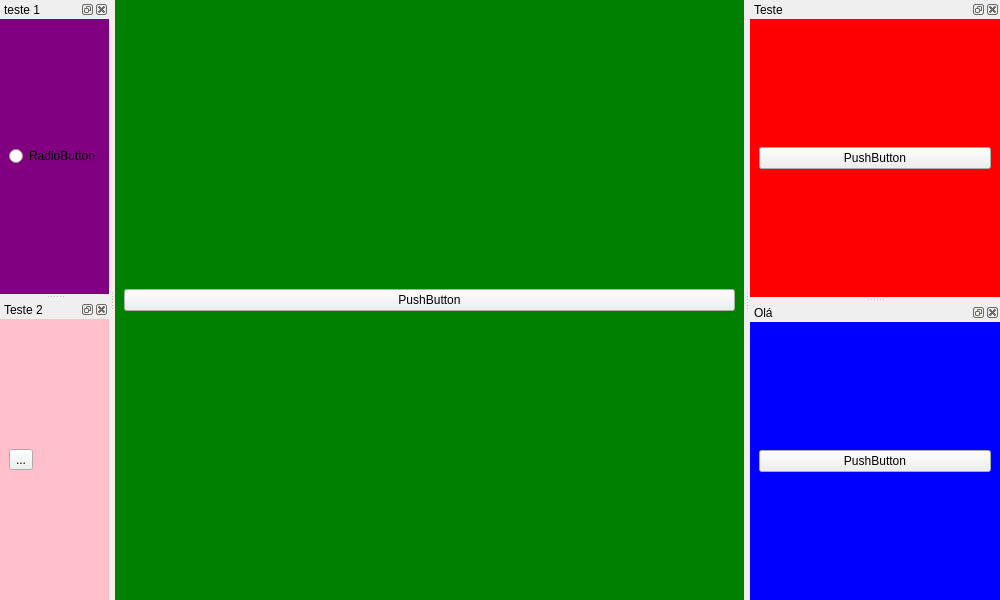
Before: the Qt Designer form frontend/flow.ui in BrunoCardosoFS/NaxiStudioFlow, drawn with Qt 5.
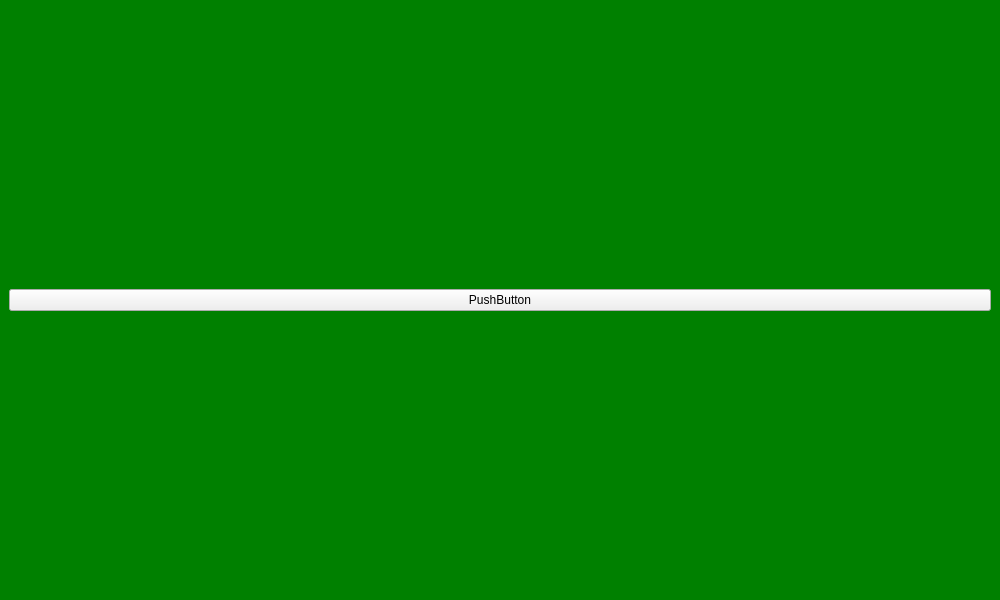
After: the same form once the commit is applied.

Patch:
```diff
--- a/frontend/flow.ui
+++ b/frontend/flow.ui
@@ -19,10 +19,50 @@
   <property name="windowTitle">
    <string>Flow</string>
   </property>
+  <property name="styleSheet">
+   <string notr="true">QTabWidget::pane {
+    border:  none;
+    top: 0px;
+    background: #191D24;
+    border-radius:  10px;
+}
+
+QTabWidget::tab-bar {
+    border: none;
+    border-radius: 0px;
+}
+
+QTabBar::tab {
+    background: #191D24;
+    border: none;
+    padding:  7px 15px;
+    font-weight:  bold;
+    color: #fff;
+    border-radius: 7px;
+    margin-bottom: 10px;
+    margin-right: 7px;
+}
+
+QTabBar::tab:hover {
+    background: #2D3340;
+}
+
+QTabBar::tab:selected {
+    background: #FFA60A;
+    font-weight: bold;
+    color: #000;
+}</string>
+  </property>
   <property name="dockOptions">
    <set>QMainWindow::DockOption::AllowNestedDocks|QMainWindow::DockOption::AllowTabbedDocks|QMainWindow::DockOption::AnimatedDocks|QMainWindow::DockOption::GroupedDragging</set>
   </property>
   <widget class="QWidget" name="centralwidget">
+   <property name="minimumSize">
+    <size>
+     <width>400</width>
+     <height>0</height>
+    </size>
+   </property>
    <property name="styleSheet">
     <string notr="true">#centralwidget{
 	background: green;
@@ -38,123 +78,6 @@
     </item>
    </layout>
   </widget>
-  <widget class="QDockWidget" name="dockWidget_3">
-   <property name="minimumSize">
-    <size>
-     <width>250</width>
-     <height>73</height>
-    </size>
-   </property>
-   <property name="styleSheet">
-    <string notr="true">#dockWidgetContents_3{
-background: red;
-}</string>
-   </property>
-   <property name="floating">
-    <bool>false</bool>
-   </property>
-   <property name="windowTitle">
-    <string>Teste</string>
-   </property>
-   <attribute name="dockWidgetArea">
-    <number>2</number>
-   </attribute>
-   <widget class="QWidget" name="dockWidgetContents_3">
-    <layout class="QVBoxLayout" name="verticalLayout_2">
-     <item>
-      <widget class="QPushButton" name="pushButton">
-       <property name="text">
-        <string>PushButton</string>
-       </property>
-      </widget>
-     </item>
-    </layout>
-   </widget>
-  </widget>
-  <widget class="QDockWidget" name="dockWidget_4">
-   <property name="minimumSize">
-    <size>
-     <width>200</width>
-     <height>73</height>
-    </size>
-   </property>
-   <property name="styleSheet">
-    <string notr="true">#dockWidgetContents_5{
-background: blue;
-}</string>
-   </property>
-   <property name="floating">
-    <bool>false</bool>
-   </property>
-   <property name="features">
-    <set>QDockWidget::DockWidgetFeature::DockWidgetClosable|QDockWidget::DockWidgetFeature::DockWidgetFloatable|QDockWidget::DockWidgetFeature::DockWidgetMovable</set>
-   </property>
-   <property name="windowTitle">
-    <string>Olá</string>
-   </property>
-   <attribute name="dockWidgetArea">
-    <number>2</number>
-   </attribute>
-   <widget class="QWidget" name="dockWidgetContents_5">
-    <layout class="QVBoxLayout" name="verticalLayout_3">
-     <item>
-      <widget class="QPushButton" name="pushButton_2">
-       <property name="text">
-        <string>PushButton</string>
-       </property>
-      </widget>
-     </item>
-    </layout>
-   </widget>
-  </widget>
-  <widget class="QDockWidget" name="dockWidget_5">
-   <property name="styleSheet">
-    <string notr="true">#dockWidgetContents_6{
-background: purple;
-}</string>
-   </property>
-   <property name="windowTitle">
-    <string>teste 1</string>
-   </property>
-   <attribute name="dockWidgetArea">
-    <number>1</number>
-   </attribute>
-   <widget class="QWidget" name="dockWidgetContents_6">
-    <layout class="QVBoxLayout" name="verticalLayout_5">
-     <item>
-      <widget class="QRadioButton" name="radioButton">
-       <property name="text">
-        <string>RadioButton</string>
-       </property>
-      </widget>
-     </item>
-    </layout>
-   </widget>
-  </widget>
-  <widget class="QDockWidget" name="dockWidget_6">
-   <property name="styleSheet">
-    <string notr="true">#dockWidgetContents_7{
-background: pink;
-}</string>
-   </property>
-   <property name="windowTitle">
-    <string>Teste 2</string>
-   </property>
-   <attribute name="dockWidgetArea">
-    <number>1</number>
-   </attribute>
-   <widget class="QWidget" name="dockWidgetContents_7">
-    <layout class="QVBoxLayout" name="verticalLayout_4">
-     <item>
-      <widget class="QToolButton" name="toolButton">
-       <property name="text">
-        <string>...</string>
-       </property>
-      </widget>
-     </item>
-    </layout>
-   </widget>
-  </widget>
  </widget>
  <resources/>
  <connections/>
```
